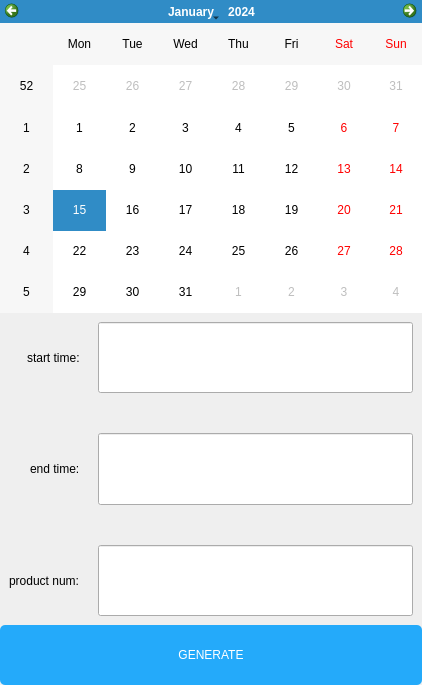
Old version of the form resource/ui/action_log.ui in the repository Dawson-Jones/user-action-log.
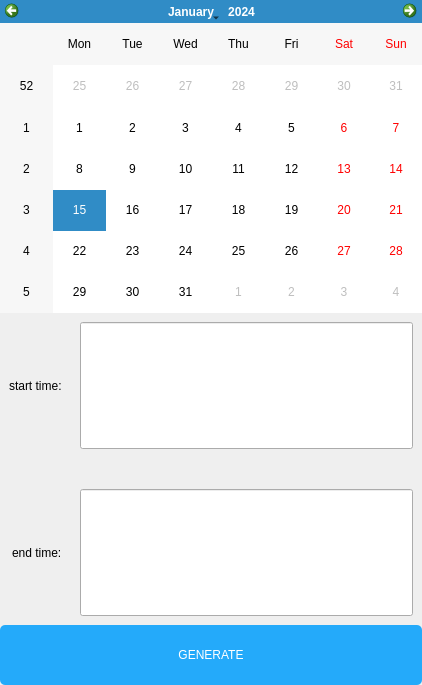
New version of the form.

What changed in the file:
```diff
--- a/resource/ui/action_log.ui
+++ b/resource/ui/action_log.ui
@@ -126,35 +126,6 @@
         </property>
        </widget>
       </item>
-      <item row="2" column="0">
-       <widget class="QLabel" name="label_3">
-        <property name="sizePolicy">
-         <sizepolicy hsizetype="Preferred" vsizetype="Expanding">
-          <horstretch>0</horstretch>
-          <verstretch>0</verstretch>
-         </sizepolicy>
-        </property>
-        <property name="styleSheet">
-         <string notr="true">font: 16pt &quot;Sans Serif&quot;;</string>
-        </property>
-        <property name="text">
-         <string>product num: </string>
-        </property>
-       </widget>
-      </item>
-      <item row="2" column="1">
-       <widget class="QLineEdit" name="pd_le">
-        <property name="sizePolicy">
-         <sizepolicy hsizetype="Expanding" vsizetype="Expanding">
-          <horstretch>0</horstretch>
-          <verstretch>0</verstretch>
-         </sizepolicy>
-        </property>
-        <property name="styleSheet">
-         <string notr="true">font: 16pt &quot;Sans Serif&quot;;</string>
-        </property>
-       </widget>
-      </item>
      </layout>
     </widget>
    </item>
```
